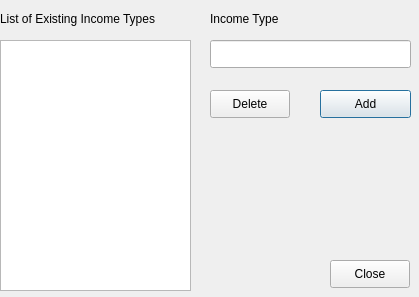
snim2mirror/openihm, file open-ihm/gui/designs/ui_incomesourcetypes.ui: the form before one commit.
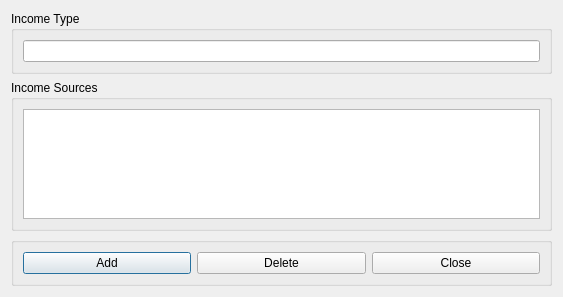
The form after the commit.

Commit message: Added layout manager to most dialogs. One report and all tabbed dialogs still to go.

Patch:
```diff
--- a/open-ihm/gui/designs/ui_incomesourcetypes.ui
+++ b/open-ihm/gui/designs/ui_incomesourcetypes.ui
@@ -6,113 +6,85 @@
    <rect>
     <x>0</x>
     <y>0</y>
-    <width>419</width>
+    <width>563</width>
     <height>297</height>
    </rect>
   </property>
   <property name="minimumSize">
    <size>
-    <width>419</width>
+    <width>450</width>
     <height>297</height>
    </size>
   </property>
   <property name="maximumSize">
    <size>
-    <width>419</width>
+    <width>16777215</width>
     <height>16777215</height>
    </size>
   </property>
   <property name="windowTitle">
    <string>Manage Income Source Types</string>
   </property>
+  <layout class="QVBoxLayout" name="verticalLayout_2">
+   <item>
+    <widget class="QGroupBox" name="groupBox_3">
+     <property name="title">
+      <string>Income Type</string>
+     </property>
+     <layout class="QGridLayout" name="gridLayout">
+      <item row="0" column="0">
+       <widget class="QLineEdit" name="lineEdit"/>
+      </item>
+     </layout>
+    </widget>
+   </item>
+   <item>
+    <widget class="QGroupBox" name="groupBox_2">
+     <property name="title">
+      <string>Income Sources</string>
+     </property>
+     <layout class="QVBoxLayout" name="verticalLayout">
+      <item>
   <widget class="QListWidget" name="listWidget">
-   <property name="geometry">
-    <rect>
-     <x>0</x>
-     <y>40</y>
-     <width>191</width>
-     <height>251</height>
-    </rect>
-   </property>
    <property name="alternatingRowColors">
     <bool>true</bool>
    </property>
   </widget>
-  <widget class="QLineEdit" name="lineEdit">
-   <property name="geometry">
-    <rect>
-     <x>210</x>
-     <y>40</y>
-     <width>201</width>
-     <height>28</height>
-    </rect>
-   </property>
-  </widget>
+      </item>
+     </layout>
+    </widget>
+   </item>
+   <item>
+    <widget class="QGroupBox" name="groupBox">
+     <property name="title">
+      <string/>
+     </property>
+     <layout class="QHBoxLayout" name="horizontalLayout">
+      <item>
   <widget class="QPushButton" name="pushButton">
-   <property name="geometry">
-    <rect>
-     <x>320</x>
-     <y>90</y>
-     <width>91</width>
-     <height>28</height>
-    </rect>
-   </property>
    <property name="text">
     <string>Add</string>
    </property>
   </widget>
+      </item>
+      <item>
   <widget class="QPushButton" name="pushButton_2">
-   <property name="geometry">
-    <rect>
-     <x>210</x>
-     <y>90</y>
-     <width>80</width>
-     <height>28</height>
-    </rect>
-   </property>
    <property name="text">
     <string>Delete</string>
    </property>
   </widget>
+      </item>
+      <item>
   <widget class="QPushButton" name="btnIncomeSourcesClose">
-   <property name="geometry">
-    <rect>
-     <x>330</x>
-     <y>260</y>
-     <width>80</width>
-     <height>28</height>
-    </rect>
-   </property>
    <property name="text">
     <string>Close</string>
    </property>
   </widget>
-  <widget class="QLabel" name="label">
-   <property name="geometry">
-    <rect>
-     <x>0</x>
-     <y>10</y>
-     <width>161</width>
-     <height>18</height>
-    </rect>
-   </property>
-   <property name="text">
-    <string>List of Existing Income Types</string>
-   </property>
-  </widget>
-  <widget class="QLabel" name="label_2">
-   <property name="geometry">
-    <rect>
-     <x>210</x>
-     <y>10</y>
-     <width>111</width>
-     <height>18</height>
-    </rect>
-   </property>
-   <property name="text">
-    <string>Income Type</string>
-   </property>
-  </widget>
+      </item>
+     </layout>
+    </widget>
+   </item>
+  </layout>
  </widget>
  <resources/>
  <connections>
```
Lines whose indentation alone changed are shown as unchanged. The commit also changes 97 other files.
